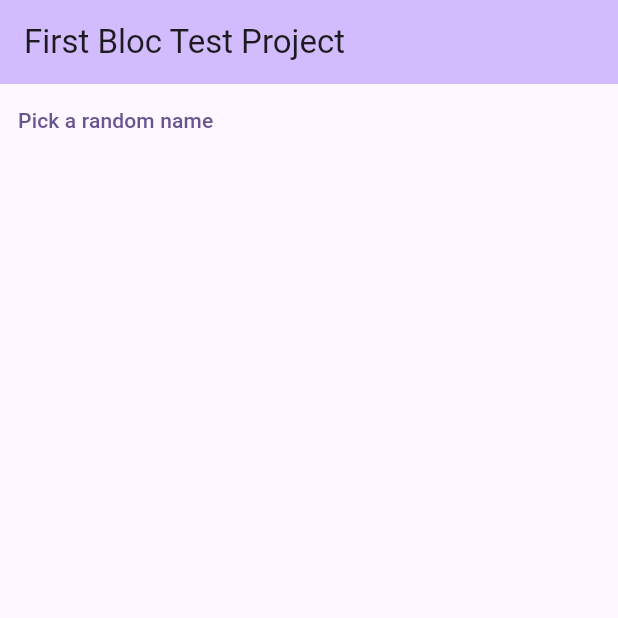
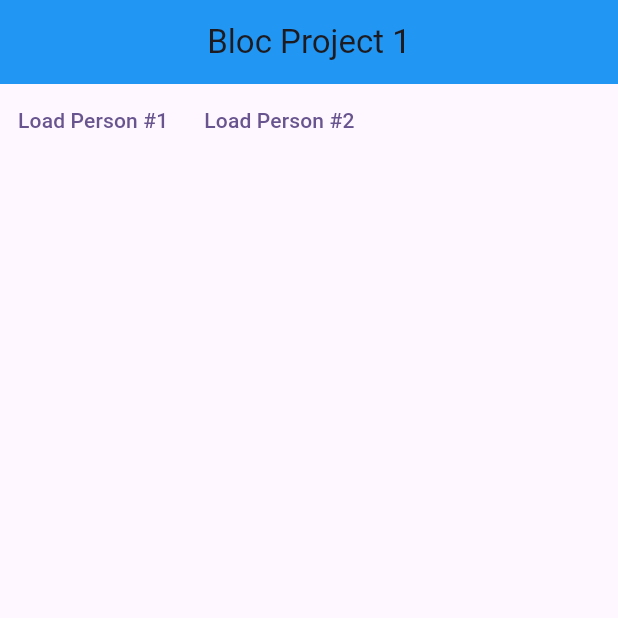
Before and after one commit to 7Rabia8Noreen/bloc-project-1, a Flutter app: the screen it shows after launch, on a phone screen of 412 x 824 dp, the top half of it. Run offline on Flutter 3.47's test engine with Material 2 defaults, Android fonts, the phone set to English and light mode, and no system bars; our stand-ins replace flutter_bloc.

Commit message:
bloc example 1 done

```diff
--- /dev/null
+++ b/lib/bloc/fetch_result.dart
@@ -0,0 +1,14 @@
+import 'package:bloc_project_1/model/person.dart';
+
+class FetchResult{
+  final Iterable<Person> persons;
+  final bool isRetrievedFromCache;
+
+  FetchResult({required this.persons, required this.isRetrievedFromCache});
+
+  @override
+  String toString() {
+    // TODO: implement toString
+    return "Fetched Result (IsRetrievedFromCache : $isRetrievedFromCache ,  Persons : $persons)";
+  }
+}
--- /dev/null
+++ b/lib/bloc/load_action.dart
@@ -0,0 +1,14 @@
+
+
+
+import 'package:bloc_project_1/model/person.dart';
+
+abstract class LoadAction{
+  LoadAction();
+}
+
+class LoadPersonAction implements LoadAction{
+   final PersonUrl url;
+
+  LoadPersonAction({required this.url}): super();
+}
--- a/lib/main.dart
+++ b/lib/main.dart
@@ -1,6 +1,8 @@
+import 'package:bloc_project_1/bloc/person_bloc.dart';
+import 'package:bloc_project_1/pages/home_page.dart';
 import 'package:flutter/material.dart';
 import 'package:flutter_bloc/flutter_bloc.dart';
-import 'dart:math' as math show Random;
+//import 'dart:math' as math show Random;
 
 void main() {
   runApp(const MyApp());
@@ -13,88 +15,90 @@
   Widget build(BuildContext context) {
     return MaterialApp(
       title: 'Flutter Demo',
+      debugShowCheckedModeBanner: false,
       theme: ThemeData(
-
-
         colorScheme: ColorScheme.fromSeed(seedColor: Colors.deepPurple),
         useMaterial3: true,
       ),
-      home: const MyHomePage(),
+      home:  BlocProvider(
+        create: (context) => PersonBloc(),
+        child: HomePage(),
+      ),
     );
   }
 }
 
-const names=['A', 'B', 'C',];
+// const names=['A', 'B', 'C',];
 
-extension RandomElement<T> on Iterable<T>{
-  T getRandomElement()=> elementAt(math.Random().nextInt(length));
-}
+// extension RandomElement<T> on Iterable<T>{
+//   T getRandomElement()=> elementAt(math.Random().nextInt(length));
+// }
 
-class NamesCubit extends Cubit<String?>{
-  NamesCubit(): super(null);
-  void pickRandomName()=> emit(names.getRandomElement());
-}
+// class NamesCubit extends Cubit<String?>{
+//   NamesCubit(): super(null);
+//   void pickRandomName()=> emit(names.getRandomElement());
+// }
 
-class MyHomePage extends StatefulWidget {
-  const MyHomePage({super.key, });
+// class MyHomePage extends StatefulWidget {
+//   const MyHomePage({super.key, });
 
 
 
 
 
-  @override
-  State<MyHomePage> createState() => _MyHomePageState();
-}
+//   @override
+//   State<MyHomePage> createState() => _MyHomePageState();
+// }
 
-class _MyHomePageState extends State<MyHomePage> {
+// class _MyHomePageState extends State<MyHomePage> {
 
-  late final NamesCubit cubit;
-  @override
-  void initState() {
+//   late final NamesCubit cubit;
+//   @override
+//   void initState() {
 
-    super.initState();
-    cubit= NamesCubit();
-  }
+//     super.initState();
+//     cubit= NamesCubit();
+//   }
 
-  @override
-  void dispose() {
-    cubit.close();
-    super.dispose();
-  }
+//   @override
+//   void dispose() {
+//     cubit.close();
+//     super.dispose();
+//   }
 
-  @override
-  Widget build(BuildContext context) {
+//   @override
+//   Widget build(BuildContext context) {
 
-    return Scaffold(
-      appBar: AppBar(
+//     return Scaffold(
+//       appBar: AppBar(
 
-        backgroundColor: Theme.of(context).colorScheme.inversePrimary,
+//         backgroundColor: Theme.of(context).colorScheme.inversePrimary,
 
-        title: Text('First Bloc Test Project'),
-      ),
-      body: StreamBuilder(stream: cubit.stream, builder: (context, snapshot) {
-        final button= TextButton(onPressed: ()=> cubit.pickRandomName(), child: Text('Pick a random name'));
-        switch(snapshot.connectionState){
+//         title: Text('First Bloc Test Project'),
+//       ),
+//       body: StreamBuilder(stream: cubit.stream, builder: (context, snapshot) {
+//         final button= TextButton(onPressed: ()=> cubit.pickRandomName(), child: Text('Pick a random name'));
+//         switch(snapshot.connectionState){
 
-          case ConnectionState.none:
-           return button;
-          case ConnectionState.waiting:
-           return button;
-          case ConnectionState.active:
-              return Center(
-                child: Column(
-                  mainAxisAlignment: MainAxisAlignment.center,
-                  crossAxisAlignment: CrossAxisAlignment.center,
-                  children: [
-                    Text(snapshot.data??''),
-                    button
-                  ],
-                ),
-              );
-          case ConnectionState.done:
-           return SizedBox();
-        }
-      },),
-      );
-  }
-}
+//           case ConnectionState.none:
+//            return button;
+//           case ConnectionState.waiting:
+//            return button;
+//           case ConnectionState.active:
+//               return Center(
+//                 child: Column(
+//                   mainAxisAlignment: MainAxisAlignment.center,
+//                   crossAxisAlignment: CrossAxisAlignment.center,
+//                   children: [
+//                     Text(snapshot.data??''),
+//                     button
+//                   ],
+//                 ),
+//               );
+//           case ConnectionState.done:
+//            return SizedBox();
+//         }
+//       },),
+//       );
+//   }
+// }
--- /dev/null
+++ b/lib/model/person.dart
@@ -0,0 +1,48 @@
+import 'dart:convert';
+
+import 'dart:io';
+
+class Person{
+  final String name;
+  final int age;
+
+  Person({required this.name, required this.age});
+
+  Person.fromJson(Map<String, dynamic> json):
+  name= json['name'] as String,
+  age= json['age'] as int;
+
+  @override
+  String toString() {
+
+    return "Name : $name,  Age : $age";
+  }
+}
+
+ Future<Iterable<Person>> getPersons(String url) => HttpClient().getUrl(Uri.parse(url))
+ .then((req) => req.close()
+ ).then((resp) => resp.transform(utf8.decoder).join())
+ .then((str) => json.decode(str) as List<dynamic>)
+ .then((list) => list.map((e) => Person.fromJson(e)));
+
+
+ enum PersonUrl{
+  person1,
+  person2
+}
+
+extension UrlString on PersonUrl{
+  String get urlString{
+    switch(this){
+
+      case PersonUrl.person1:
+        return 'http://192.168.1.101:5500/api/person1.json';
+      case PersonUrl.person2:
+       return 'http://192.168.1.101:5500/api/person2.json';
+    }
+  }
+}
+
+extension Subscript<T> on Iterable<T>{
+  T? operator [](int index) => length> index ? elementAt(index): null;
+}
--- /dev/null
+++ b/lib/pages/home_page.dart
@@ -0,0 +1,64 @@
+import 'package:bloc_project_1/bloc/fetch_result.dart';
+import 'package:bloc_project_1/bloc/load_action.dart';
+import 'package:bloc_project_1/bloc/person_bloc.dart';
+import 'package:bloc_project_1/model/person.dart';
+import 'package:flutter/material.dart';
+import 'package:flutter_bloc/flutter_bloc.dart';
+
+class HomePage extends StatelessWidget {
+  const HomePage({super.key});
+
+  @override
+  Widget build(BuildContext context) {
+    return Scaffold(
+      appBar: AppBar(
+        title: Text('Bloc Project 1'),
+        centerTitle: true,
+        backgroundColor: Colors.blue,
+      ),
+      body: Column(
+        children: [
+           Row(
+            children: [
+              TextButton(onPressed: (){
+                context.read<PersonBloc>().add(LoadPersonAction(url: PersonUrl.person1));
+              },
+               child: Text('Load Person #1')),
+              TextButton(onPressed: (){
+                 context.read<PersonBloc>().add(LoadPersonAction(url: PersonUrl.person2));
+              },
+               child: Text('Load Person #2'))
+            ],
+           ),
+          Expanded(
+            child: BlocBuilder<PersonBloc, FetchResult?>(
+              buildWhen: (previousResult, currentResult) {
+                return previousResult?.persons != currentResult?.persons;
+              },
+              builder: (context, fetchResult) {
+                 final persons= fetchResult?.persons;
+                 debugPrint(fetchResult.toString());
+                 if(persons==null){
+                  return SizedBox();
+                 }
+                 return ListView.builder(
+                  itemCount: persons.length,
+                  itemBuilder: (context, index) {
+                    final person= persons[index];
+                   return ListTile(
+                    title: Text(person!.name),
+                   );
+                 },);
+              },
+
+              ),
+          )
+        ],
+      ),
+    );
+  }
+}
+
+// extension Subscript<T> on Iterable<T>{
+//   T? operator [](int index) => length> index ? elementAt(index): null;
+// }
```
Also changed, not shown: api/person1.json (added, +14 -0 lines), api/person2.json (added, +14 -0 lines), lib/bloc/person_bloc.dart (added, +25 -0 lines), 1 other file.
